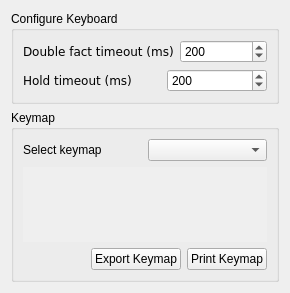
Old version of the form src/traverso/ui/KeyboardConfigPage.ui in the repository ErwanLegrand/Traverso-DAW.
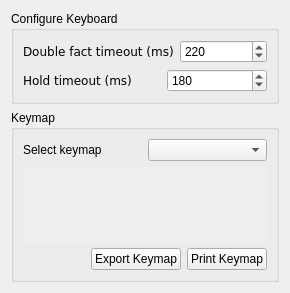
New version of the form.

```diff
--- a/src/traverso/ui/KeyboardConfigPage.ui
+++ b/src/traverso/ui/KeyboardConfigPage.ui
@@ -57,14 +57,14 @@
             <height>16777215</height>
            </size>
           </property>
-          <property name="minimum" >
-           <number>100</number>
+          <property name="minimum">
+           <number>150</number>
           </property>
           <property name="maximum" >
            <number>300</number>
           </property>
-          <property name="value" >
-           <number>200</number>
+          <property name="value">
+           <number>220</number>
           </property>
          </widget>
         </item>
@@ -109,14 +109,14 @@
             <height>16777215</height>
            </size>
           </property>
-          <property name="minimum" >
-           <number>100</number>
+          <property name="minimum">
+           <number>120</number>
           </property>
           <property name="maximum" >
            <number>300</number>
           </property>
-          <property name="value" >
-           <number>200</number>
+          <property name="value">
+           <number>180</number>
           </property>
          </widget>
         </item>
```
Left out of the diff: 174 changed lines with no effect on the pictures.
